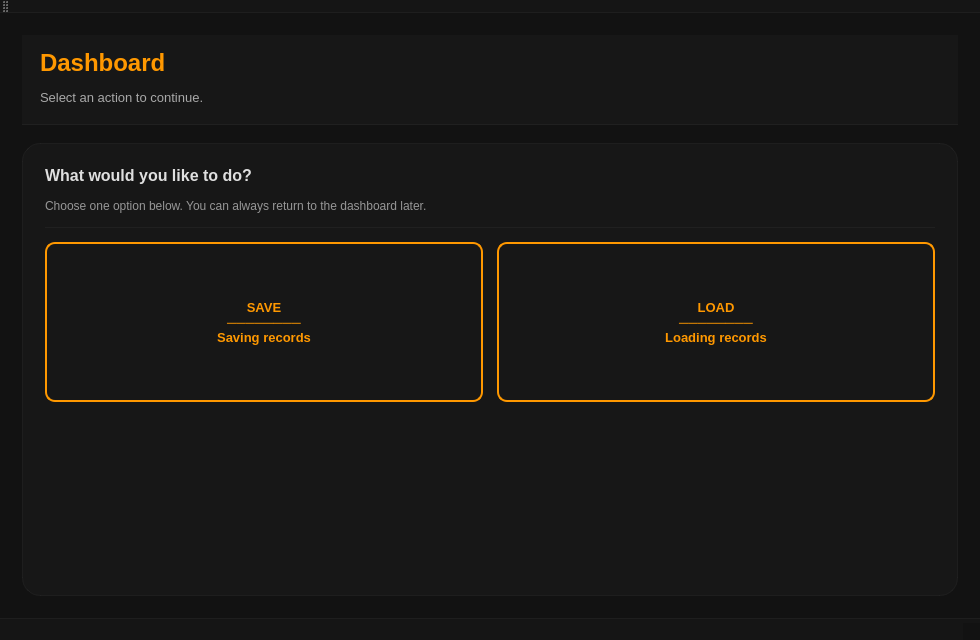
First picture: the form in app/ui/Dashboard.ui, repository NozhanQ/Imprest_Management_Forked, before the edit.
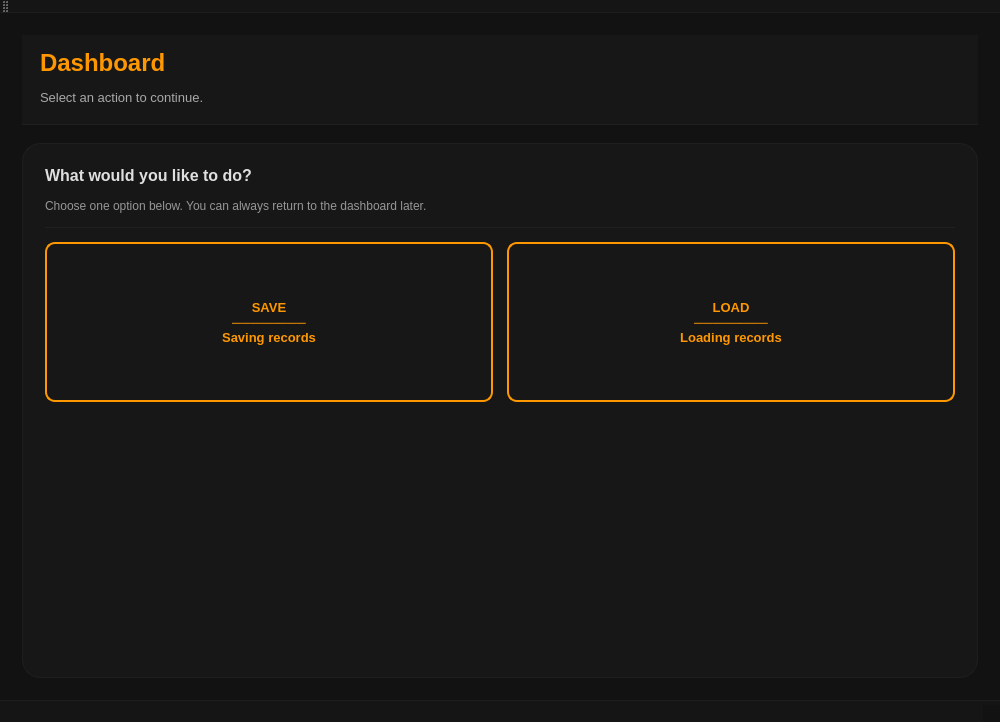
Second picture: the form after the edit.

Commit message: Fixing the size and coordinate of the windows

Diff of the .ui file:
```diff
--- a/app/ui/Dashboard.ui
+++ b/app/ui/Dashboard.ui
@@ -6,16 +6,22 @@
    <rect>
     <x>0</x>
     <y>0</y>
-    <width>980</width>
-    <height>640</height>
+    <width>1000</width>
+    <height>722</height>
    </rect>
   </property>
   <property name="minimumSize">
    <size>
-    <width>900</width>
+    <width>1000</width>
     <height>600</height>
    </size>
   </property>
+  <property name="maximumSize">
+   <size>
+    <width>900</width>
+    <height>722</height>
+   </size>
+  </property>
   <property name="windowTitle">
    <string>Dashboard</string>
   </property>
```
Left out of the diff: 2 changed lines with no effect on the pictures. The commit also changes 3 other files.
